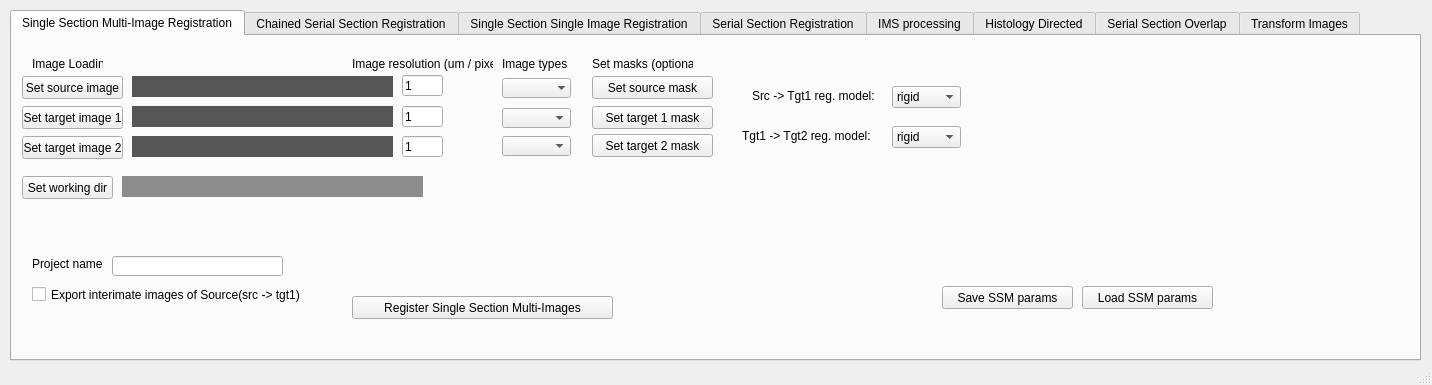
Qt form regToolboxMSRC/GUI/MSRC_toolbox_v0_3.ui (NHPatterson/regToolboxMSRC) before a commit.
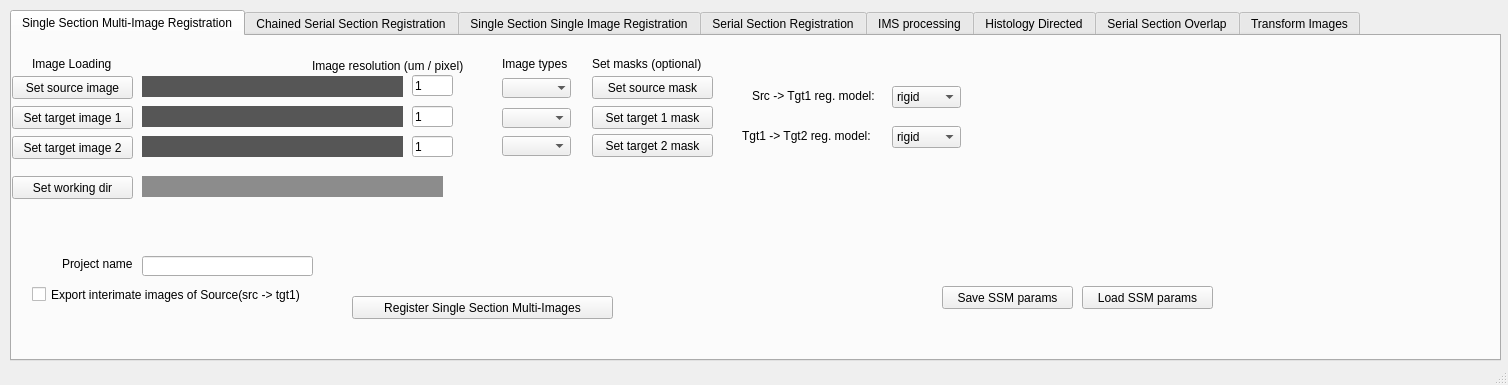
The same form after that commit. The open tabs and pages were chosen to show the change.

Patch:
```diff
--- a/regToolboxMSRC/GUI/MSRC_toolbox_v0_3.ui
+++ b/regToolboxMSRC/GUI/MSRC_toolbox_v0_3.ui
@@ -6,7 +6,7 @@
    <rect>
     <x>0</x>
     <y>0</y>
-    <width>1432</width>
+    <width>1508</width>
     <height>385</height>
    </rect>
   </property>
@@ -19,7 +19,7 @@
      <rect>
       <x>10</x>
       <y>10</y>
-      <width>1411</width>
+      <width>1491</width>
       <height>351</height>
      </rect>
     </property>
@@ -46,9 +46,9 @@
      <widget class="QPushButton" name="SSM_button_source">
       <property name="geometry">
        <rect>
-        <x>10</x>
+        <x>0</x>
         <y>40</y>
-        <width>101</width>
+        <width>121</width>
         <height>23</height>
        </rect>
       </property>
@@ -62,9 +62,9 @@
      <widget class="QPushButton" name="SSM_button_target2">
       <property name="geometry">
        <rect>
-        <x>10</x>
+        <x>0</x>
         <y>100</y>
-        <width>101</width>
+        <width>121</width>
         <height>23</height>
        </rect>
       </property>
@@ -75,9 +75,9 @@
      <widget class="QPushButton" name="SSM_button_wd">
       <property name="geometry">
        <rect>
-        <x>10</x>
+        <x>0</x>
         <y>140</y>
-        <width>91</width>
+        <width>121</width>
         <height>23</height>
        </rect>
       </property>
@@ -88,7 +88,7 @@
      <widget class="QLabel" name="SSM_textbox_source">
       <property name="geometry">
        <rect>
-        <x>120</x>
+        <x>130</x>
         <y>40</y>
         <width>261</width>
         <height>21</height>
@@ -106,7 +106,7 @@
      <widget class="QLabel" name="SSM_textbox_target2">
       <property name="geometry">
        <rect>
-        <x>120</x>
+        <x>130</x>
         <y>100</y>
         <width>261</width>
         <height>21</height>
@@ -124,7 +124,7 @@
      <widget class="QLabel" name="SSM_textbox_wd">
       <property name="geometry">
        <rect>
-        <x>110</x>
+        <x>130</x>
         <y>140</y>
         <width>301</width>
         <height>21</height>
@@ -173,7 +173,7 @@
        <rect>
         <x>490</x>
         <y>20</y>
-        <width>71</width>
+        <width>81</width>
         <height>16</height>
        </rect>
       </property>
@@ -184,7 +184,7 @@
      <widget class="QLineEdit" name="SSM_textbox_fn">
       <property name="geometry">
        <rect>
-        <x>100</x>
+        <x>130</x>
         <y>220</y>
         <width>171</width>
         <height>20</height>
@@ -194,7 +194,7 @@
      <widget class="QLabel" name="SSM_projectname_overhead">
       <property name="geometry">
        <rect>
-        <x>20</x>
+        <x>50</x>
         <y>220</y>
         <width>81</width>
         <height>16</height>
@@ -209,10 +209,13 @@
        <rect>
         <x>20</x>
         <y>20</y>
-        <width>71</width>
+        <width>111</width>
         <height>16</height>
        </rect>
       </property>
+      <property name="styleSheet">
+       <string notr="true">font: 11pt &quot;MS Shell Dlg 2&quot;;</string>
+      </property>
       <property name="text">
        <string>Image Loading</string>
       </property>
@@ -251,7 +254,7 @@
        <rect>
         <x>580</x>
         <y>20</y>
-        <width>101</width>
+        <width>131</width>
         <height>16</height>
        </rect>
       </property>
@@ -262,9 +265,9 @@
      <widget class="QPushButton" name="SSM_button_target1">
       <property name="geometry">
        <rect>
-        <x>10</x>
+        <x>0</x>
         <y>70</y>
-        <width>101</width>
+        <width>121</width>
         <height>23</height>
        </rect>
       </property>
@@ -275,7 +278,7 @@
      <widget class="QLabel" name="SSM_textbox_target1">
       <property name="geometry">
        <rect>
-        <x>120</x>
+        <x>130</x>
         <y>70</y>
         <width>261</width>
         <height>21</height>
@@ -417,7 +420,7 @@
        <rect>
         <x>20</x>
         <y>250</y>
-        <width>271</width>
+        <width>301</width>
         <height>17</height>
        </rect>
       </property>
@@ -431,10 +434,10 @@
      <widget class="QLabel" name="SSM_type_img_res_label">
       <property name="geometry">
        <rect>
-        <x>340</x>
+        <x>300</x>
         <y>20</y>
-        <width>141</width>
-        <height>16</height>
+        <width>181</width>
+        <height>20</height>
        </rect>
       </property>
       <property name="text">
@@ -444,7 +447,7 @@
      <widget class="QLineEdit" name="SSM_src_reso">
       <property name="geometry">
        <rect>
-        <x>390</x>
+        <x>400</x>
         <y>39</y>
         <width>41</width>
         <height>21</height>
@@ -457,7 +460,7 @@
      <widget class="QLineEdit" name="SSM_tgt1_reso">
       <property name="geometry">
        <rect>
-        <x>390</x>
+        <x>400</x>
         <y>70</y>
         <width>41</width>
         <height>21</height>
@@ -470,7 +473,7 @@
      <widget class="QLineEdit" name="SSM_tgt2_reso">
       <property name="geometry">
        <rect>
-        <x>390</x>
+        <x>400</x>
         <y>100</y>
         <width>41</width>
         <height>21</height>
```
Left out of the diff: 123 changed lines with no effect on the pictures.
